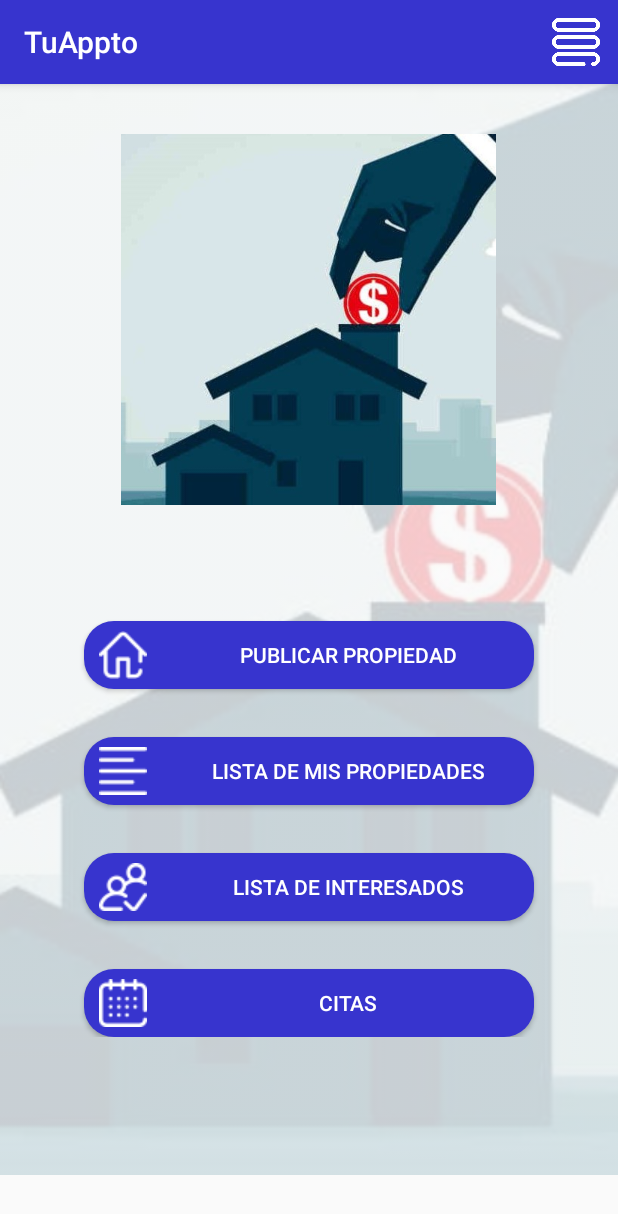
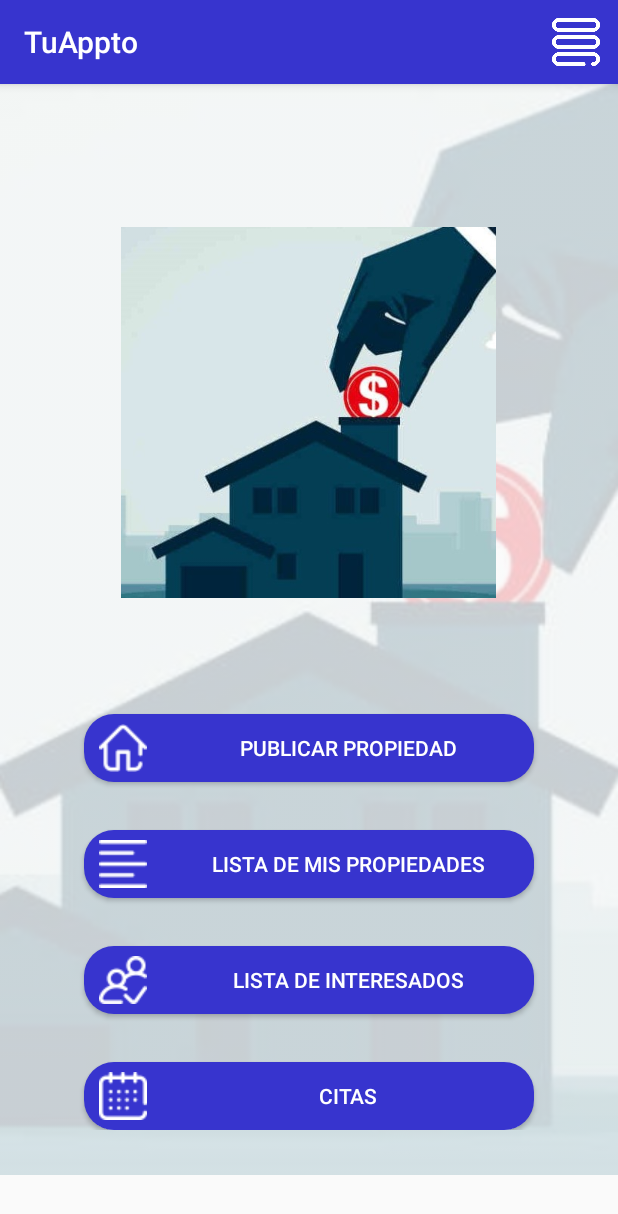
Before and after one commit to compumovil2010/TuAppto, an Android app: the SellerMenuActivity screen opened directly, with no data from a screen before it, on a phone screen of 412 x 824 dp. Shown: the top 1214 px of the screen. Run offline under Robolectric (Android 15) with nearby library versions, the phone set to English and light mode, and no system bars; our stand-ins replace Firebase (no records; nobody signed in at launch, a user with empty details on screens opened directly).

Commit message:
Imagenes ajustadas

```diff
--- a/app/src/main/res/layout/activity_buyer_menu.xml
+++ b/app/src/main/res/layout/activity_buyer_menu.xml
@@ -14,10 +14,10 @@
         android:layout_height="match_parent"
         app:srcCompat="@drawable/inicial"
         android:alpha="0.2"/>
+
     <ScrollView
         android:layout_width="match_parent"
         android:layout_height="match_parent">
-
 
     <androidx.constraintlayout.widget.ConstraintLayout
         android:layout_width="match_parent"
@@ -29,6 +29,7 @@
             app:layout_constraintEnd_toEndOf="parent"
             app:layout_constraintStart_toStartOf="parent"
             app:layout_constraintTop_toTopOf="parent" />
+
 
         <fragment
             android:id="@+id/map"
@@ -109,7 +110,7 @@
             app:layout_constraintEnd_toEndOf="parent"
             app:layout_constraintStart_toStartOf="parent"
             app:layout_constraintTop_toBottomOf="@+id/buttonChats" />
+
     </androidx.constraintlayout.widget.ConstraintLayout>
-
     </ScrollView>
 </FrameLayout>
--- a/app/src/main/res/layout/activity_seller_menu.xml
+++ b/app/src/main/res/layout/activity_seller_menu.xml
@@ -14,6 +14,12 @@
         android:layout_height="match_parent"
         app:srcCompat="@drawable/inicial"
         android:alpha="0.2"/>
+    <include
+        android:id="@+id/toolbar"
+        layout="@layout/toolbar"
+        app:layout_constraintEnd_toEndOf="parent"
+        app:layout_constraintStart_toStartOf="parent"
+        app:layout_constraintTop_toTopOf="parent" />
 
     <ScrollView
         android:layout_width="match_parent"
@@ -23,23 +29,17 @@
         android:layout_width="match_parent"
         android:layout_height="match_parent">
 
-        <include
-            android:id="@+id/toolbar"
-            layout="@layout/toolbar"
-            app:layout_constraintEnd_toEndOf="parent"
-            app:layout_constraintStart_toStartOf="parent"
-            app:layout_constraintTop_toTopOf="parent" />
-
         <ImageView
             android:id="@+id/imageViewMenu"
             android:layout_width="250dp"
             android:layout_height="250dp"
-            android:layout_marginTop="32dp"
+            android:layout_marginTop="150dp"
             android:contentDescription="@string/principal_image_description"
             app:layout_constraintEnd_toEndOf="parent"
             app:layout_constraintHorizontal_bias="0.496"
+
             app:layout_constraintStart_toStartOf="parent"
-            app:layout_constraintTop_toBottomOf="@+id/toolbar"
+            app:layout_constraintTop_toTopOf="parent"
             app:srcCompat="@drawable/principal" />
 
         <Button
@@ -107,8 +107,9 @@
             app:layout_constraintEnd_toEndOf="parent"
             app:layout_constraintStart_toStartOf="parent"
             app:layout_constraintTop_toBottomOf="@+id/buttonInterested" />
+
+
     </androidx.constraintlayout.widget.ConstraintLayout>
-
     </ScrollView>
 
 </FrameLayout>
```
Also changed, not shown: app/src/main/java/com/example/tuappto/BuyerDatesActivity.java (+1 -8 lines), app/src/main/java/com/example/tuappto/ChatListActivity.java (+1 -8 lines), app/src/main/java/com/example/tuappto/SellerDatesActivity.java (+1 -8 lines).
